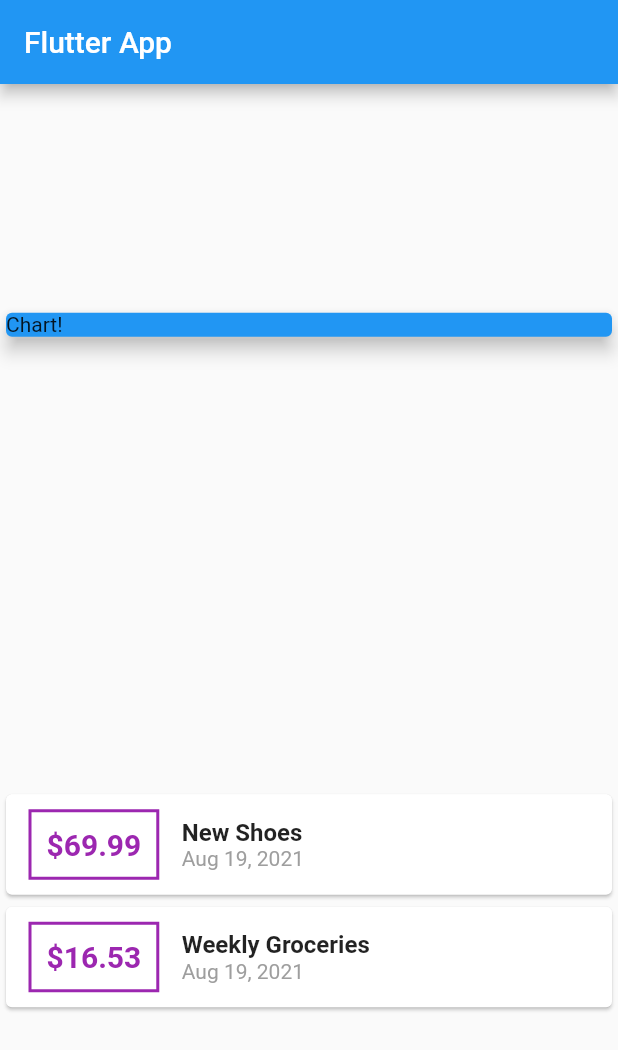
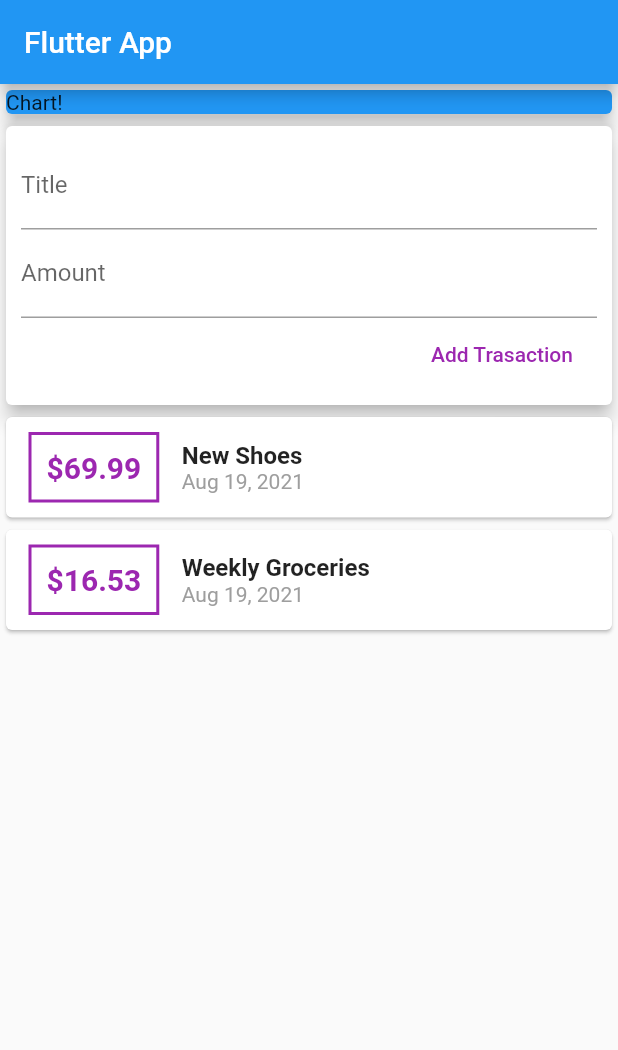
Before and after one commit to ameybikram/flutter-guide, a Flutter app: the screen it shows after launch, on a phone screen of 412 x 824 dp. Shown: the top 1050 px of the screen. Run offline on Flutter 3.47's test engine with Material 2 defaults, Android fonts, the phone set to English and light mode, and no system bars.

Commit message:
part 86 commit

```diff
--- a/lib/main.dart
+++ b/lib/main.dart
@@ -1,5 +1,5 @@
 import 'package:flutter/material.dart';
-import 'transaction.dart';
+import 'models/transaction.dart';
 import 'package:intl/intl.dart';
 
 void main() => runApp(MyApp());
@@ -31,6 +31,12 @@ class MyHomePage extends StatelessWidget {
       date: DateTime.now(),
     ),
   ];
+  // String titleInput;
+  // String amountInput;
+  // TextEditingController() is a class provided by flutter
+  final titleController = TextEditingController();
+  final amountController = TextEditingController();
+
   @override
   Widget build(BuildContext context) {
     return Scaffold(
@@ -39,7 +45,7 @@ class MyHomePage extends StatelessWidget {
         ),
         // Columns are there to take two or more widget and position them above each other now matter how much vertical space is there and items/widgets next to each other means Row. styling in Flutter works entirely through the arguments you pass to your widgets. and if a certain widget doesn't take a certain argument, if you can't give a column a background color for example, indeed you can't, then you always have to use another widget and wrap the widget which you want to style with it.
         body: Column(
-          mainAxisAlignment: MainAxisAlignment.spaceAround,
+          // mainAxisAlignment: MainAxisAlignment.spaceAround,
           crossAxisAlignment:
               CrossAxisAlignment.stretch, // It starts from the end
           children: [
@@ -49,6 +55,42 @@ class MyHomePage extends StatelessWidget {
                 color: Colors.blue,
                 child: Text('Chart!'),
                 elevation: 5,
+              ),
+            ),
+            Card(
+              elevation: 5,
+              child: Container(
+                // If we need some padding, there is a dedicated Padding() widget - basically a simplified Container()
+                padding: EdgeInsets.all(10),
+                child: Column(
+                  crossAxisAlignment: CrossAxisAlignment.end,
+                  children: [
+                    TextField(
+                      decoration: InputDecoration(
+                        labelText: 'Title',
+                      ),
+                      // Flutter automatically connects the controller with our text fields and these controllers in the end listen to the user input and save the user input
+                      controller: titleController,
+                      // onChanged: (val) {
+                      //   titleInput = val;
+                      // },
+                    ),
+                    TextField(
+                      decoration: InputDecoration(
+                        labelText: 'Amount',
+                      ),
+                      controller: amountController,
+                      // onChanged: (val) {
+                      //   amountInput = val;
+                      // }, // onChaned is fired with every keystroke
+                    ),
+                    FlatButton(
+                      child: Text('Add Trasaction'),
+                      onPressed: () => {print(titleController.text)},
+                      textColor: Colors.purple,
+                    ),
+                  ],
+                ),
               ),
             ),
             Column(
--- /dev/null
+++ b/lib/widgets/transaction_list.dart
@@ -0,0 +1,20 @@
+import 'package:flutter/material.dart';
+import 'package:flutter_complete_guide/models/transaction.dart';
+
+class TransactionList extends StatefulWidget {
+  // const TransactionList({ Key? key }) : super(key: key);
+
+  @override
+  _TransactionListState createState() => _TransactionListState();
+}
+
+class _TransactionListState extends State<TransactionList> {
+  final List<Transaction> _userTransaction = []
+
+  @override
+  Widget build(BuildContext context) {
+    return Container(
+
+    );
+  }
+}
```
Also changed, not shown: lib/models/transaction.dart (renamed from lib/transaction.dart).
